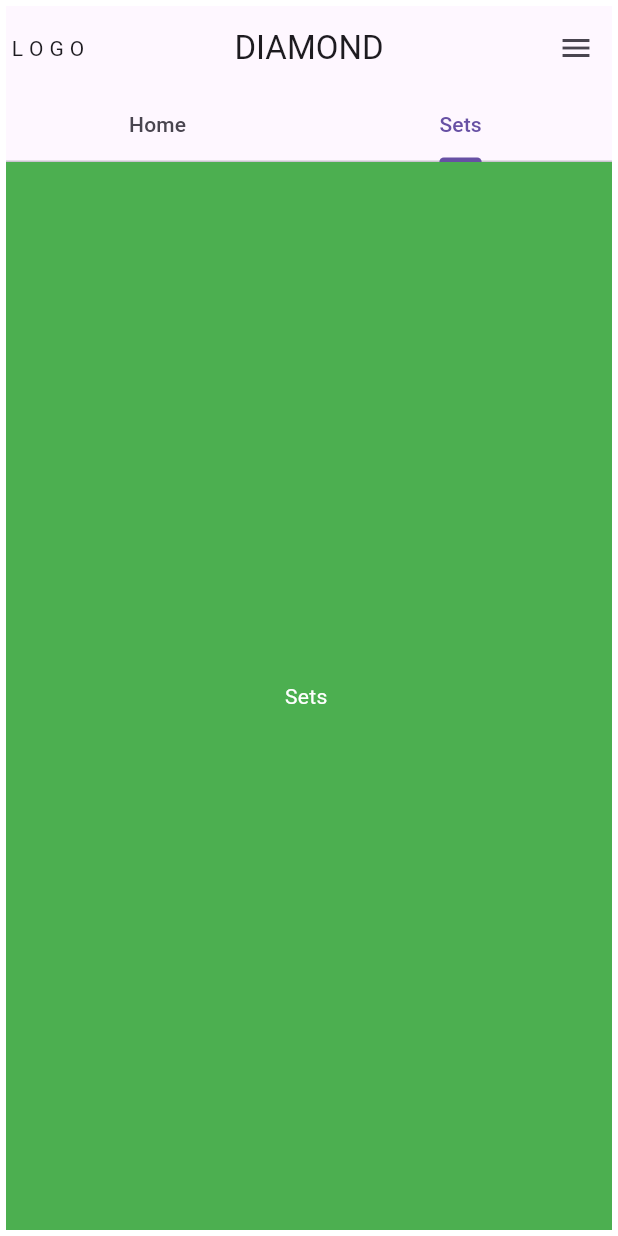
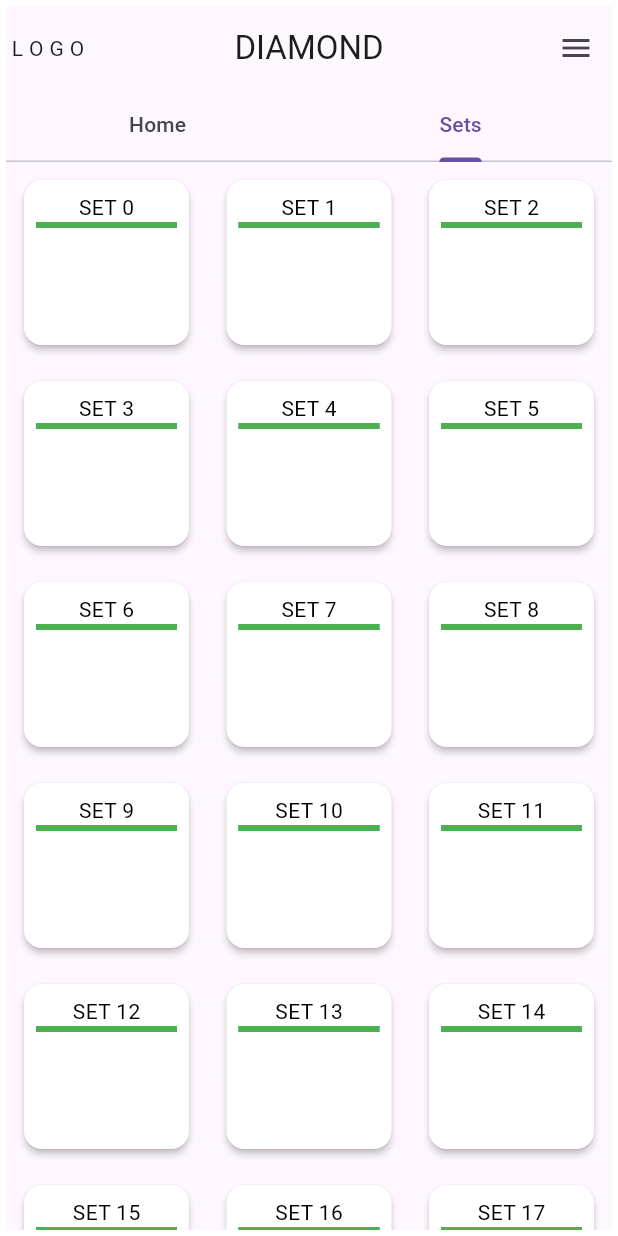
Before and after one commit to Shadabdullah/vocab, a Flutter app: the screen it shows after launch, tab 2 chosen, on a phone screen of 412 x 824 dp. Run offline on Flutter 3.47's test engine with Material 3 defaults, Android fonts, the light colour scheme and no system bars; our stand-ins replace flutter_svg.

Commit message:
Card Setup

```diff
--- a/lib/screens/progress_page.dart
+++ b/lib/screens/progress_page.dart
@@ -1,11 +1,9 @@
-
 import 'package:flutter/material.dart';
 
 class ProgressPage extends StatelessWidget {
   const ProgressPage({super.key});
-
   @override
   Widget build(BuildContext context) {
-    return Container(color: Colors.lightGreen, child: Center(child: Text("Progress You have made"),));
+    return Text('Wait');
   }
 }
--- a/lib/screens/sets_page.dart
+++ b/lib/screens/sets_page.dart
@@ -1,11 +1,26 @@
-
 import 'package:flutter/material.dart';
+import 'package:vocab/widgets/setcard.dart';
 
 class SetsPage extends StatelessWidget {
-  const SetsPage({super.key});
+  SetsPage({super.key});
+  final List<String> items = List.generate(30, (index) => 'SET $index');
 
   @override
   Widget build(BuildContext context) {
-    return Container(color: Colors.green, child: Center(child: Text("Sets "),));
+    return GridView.builder(
+      gridDelegate: const SliverGridDelegateWithFixedCrossAxisCount(
+          crossAxisCount: 3, crossAxisSpacing: 1),
+      itemCount: items.length,
+      itemBuilder: (BuildContext context, int index) {
+        return AspectRatio(
+          aspectRatio: 1, // Adjust aspect ratio as needed
+          child: SetCard(
+            title: items[index],
+            progress: 75,
+            unlocked: false,
+          ),
+        );
+      },
+    );
   }
 }
--- a/lib/widgets/setcard.dart
+++ b/lib/widgets/setcard.dart
@@ -1,12 +1,50 @@
 import 'package:flutter/material.dart';
 
 class SetCard extends StatelessWidget {
-  const SetCard({super.key});
+  final String title;
+  final double progress;
+  final bool unlocked;
+  const SetCard(
+      {super.key,
+      required this.title,
+      required this.progress,
+      required this.unlocked});
 
   @override
   Widget build(BuildContext context) {
-    return Container(
-      child: Card( color: Colors.grey,),
+    return Expanded(
+      child: Padding(
+        padding: EdgeInsets.all(8.0),
+        child: Card(
+          elevation: 2,
+          color: Colors.white,
+          child: Column(
+            children: [
+              Padding(
+                padding: const EdgeInsets.all(8.0),
+                child: Column(
+                  children: [
+                    Text(
+                      title,
+                      style: const TextStyle(color: Colors.black),
+                    ),
+                    LinearProgressIndicator(
+                      value: progress, // Set the progress value if needed
+                      backgroundColor:
+                          Colors.blue, // Customize background color if needed
+                      valueColor:
+                          const AlwaysStoppedAnimation<Color>(Colors.green),
+                      semanticsLabel:
+                          '100', // Customize progress color if needed
+                    )
+                  ],
+                ),
+              ),
+              // Add more widgets as needed
+            ],
+          ),
+        ),
+      ),
     );
   }
 }
```
